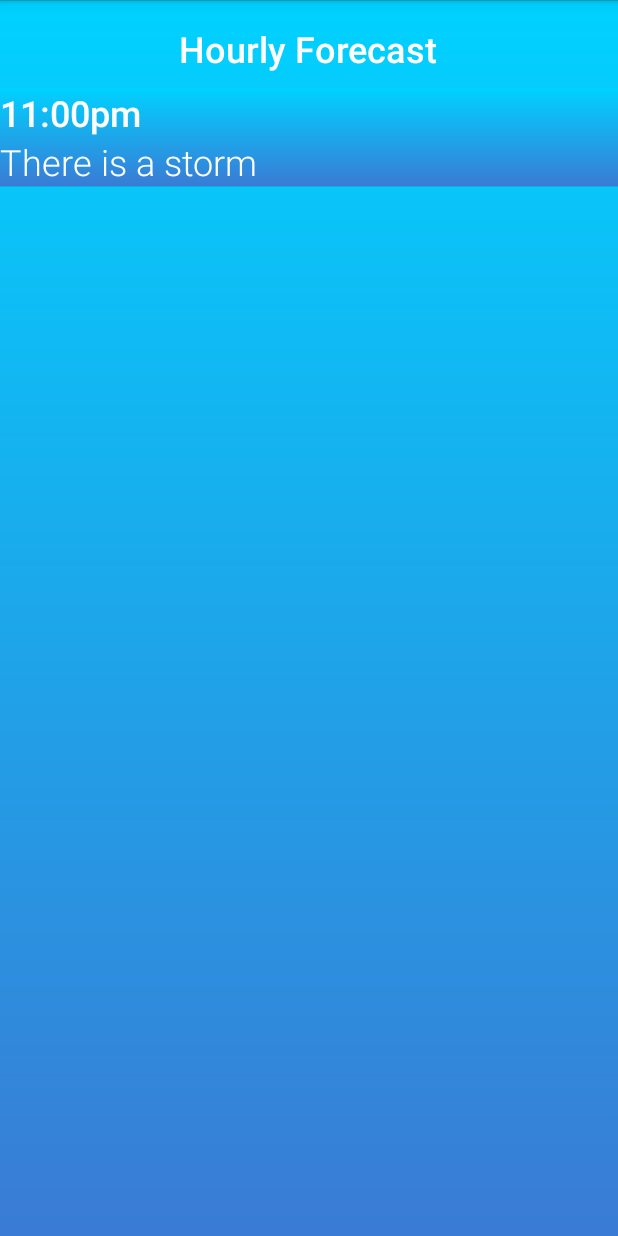
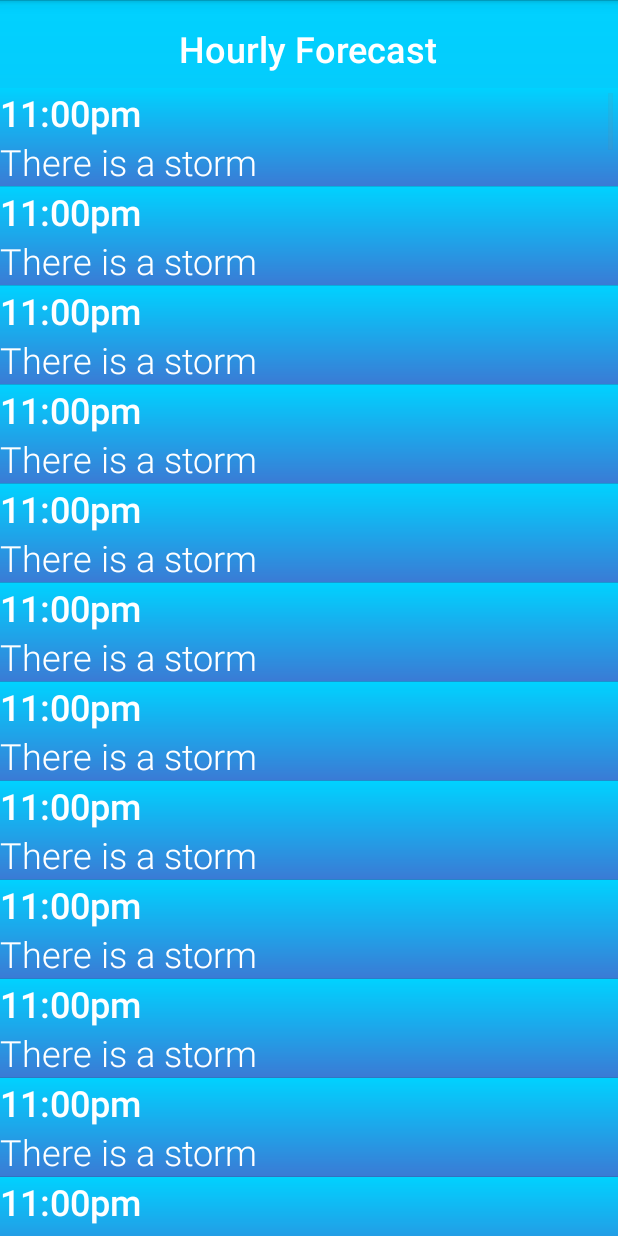
Before and after one commit to JesusJaimeCano/ColorWeather, an Android app: the HourlyWeatherActivity screen opened directly, with no data from a screen before it, on a phone screen of 412 x 824 dp. Run offline under Robolectric (Android 15) with nearby library versions, the phone set to English and light mode, and no system bars; our stand-ins replace ButterKnife; network calls fail.

Commit message:
Video 119

```diff
--- a/app/build.gradle
+++ b/app/build.gradle
@@ -29,5 +29,4 @@ dependencies {
     compile 'com.jakewharton:butterknife:8.8.1'
     annotationProcessor 'com.jakewharton:butterknife-compiler:8.8.1'
     compile 'com.android.volley:volley:1.0.0'
-
 }
--- a/app/src/main/java/com/example/jesus/colorweather/HourlyWeatherActivity.java
+++ b/app/src/main/java/com/example/jesus/colorweather/HourlyWeatherActivity.java
@@ -30,7 +30,10 @@ import butterknife.ButterKnife;
         hour.setWeatherDescription("There is a storm");
 
         ArrayList<Hour> hours = new ArrayList<Hour>();
-        hours.add(hour);
+        for (int i = 0; i<200; i++){
+            hours.add(hour);
+        }
+
 
         HourlyWeatherAdapter hourlyWeatherAdapter = new HourlyWeatherAdapter(this,hours);
 
--- /dev/null
+++ b/app/src/main/res/layout/minutely_list_item.xml
@@ -0,0 +1,6 @@
+<?xml version="1.0" encoding="utf-8"?>
+<LinearLayout xmlns:android="http://schemas.android.com/apk/res/android"
+    android:orientation="vertical" android:layout_width="match_parent"
+    android:layout_height="match_parent">
+
+</LinearLayout>
```
